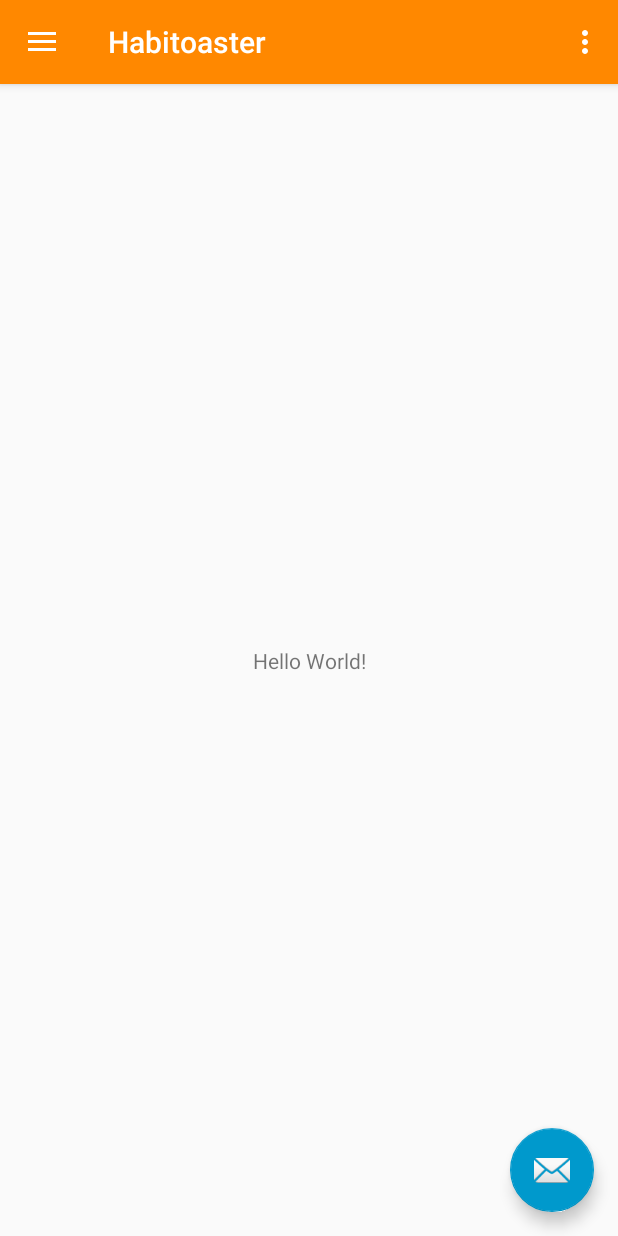
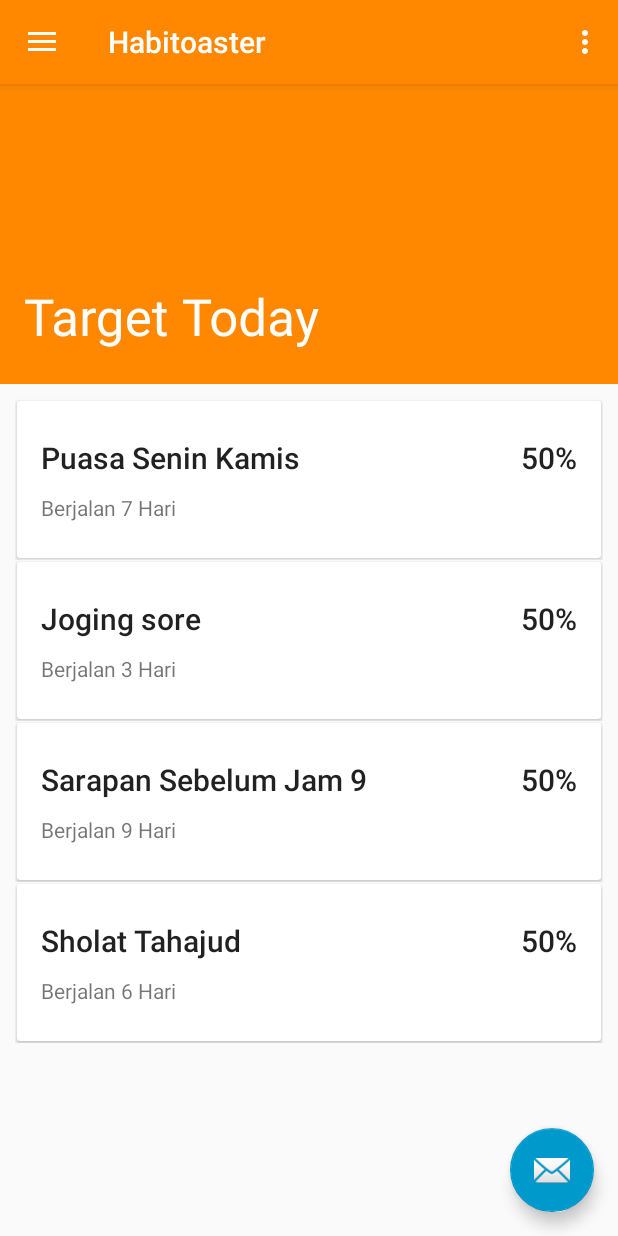
Before and after one commit to arifaizin/Habitoaster, an Android app: the screen it shows after launch once a user with an empty profile is signed in (MainActivity), on a phone screen of 412 x 824 dp. Run offline under Robolectric (Android 15) with nearby library versions, the phone set to English and light mode, and no system bars; our stand-ins replace Firebase (no records; nobody signed in at launch, a user with empty details on screens opened directly).

Commit message:
tambahaan fragment_home, item_home, HomeAdapter, HomeObject, HomeViewHolder, HomeFragment

```diff
--- /dev/null
+++ b/app/src/main/java/org/sandec/habitoaster/HomeAdapter.java
@@ -0,0 +1,42 @@
+package org.sandec.habitoaster;
+
+
+import android.content.Context;
+import android.support.v7.widget.RecyclerView;
+import android.view.LayoutInflater;
+import android.view.View;
+import android.view.ViewGroup;
+
+import java.util.List;
+
+public class HomeAdapter extends RecyclerView.Adapter<HomeViewHolder>{
+
+    private static final String TAG = HomeAdapter.class.getSimpleName();
+
+    private Context context;
+    private List<HomeObject> target;
+
+    public HomeAdapter(Context context, List<HomeObject> target) {
+        this.context = context;
+        this.target = target;
+    }
+
+    @Override
+    public HomeViewHolder onCreateViewHolder(ViewGroup parent, int viewType) {
+        View view = LayoutInflater.from(context).inflate(R.layout.item_home, parent, false);
+        return new HomeViewHolder(view);
+    }
+
+    @Override
+    public void onBindViewHolder(HomeViewHolder holder, int position) {
+        HomeObject daftarObject = target.get(position);
+        holder.NamaHabit.setText(daftarObject.getNamaHabit());
+        holder.RunningHabit.setText(daftarObject.getRunningHabit());
+
+    }
+
+    @Override
+    public int getItemCount() {
+        return target.size();
+    }
+}
--- a/app/src/main/java/org/sandec/habitoaster/HomeFragment.java
+++ b/app/src/main/java/org/sandec/habitoaster/HomeFragment.java
@@ -1,28 +1,49 @@
 package org.sandec.habitoaster;
 
-
 import android.os.Bundle;
+import android.support.design.widget.CollapsingToolbarLayout;
 import android.support.v4.app.Fragment;
+import android.support.v7.widget.GridLayoutManager;
+import android.support.v7.widget.RecyclerView;
 import android.view.LayoutInflater;
 import android.view.View;
 import android.view.ViewGroup;
 
+import java.util.ArrayList;
+import java.util.List;
 
-/**
- * A simple {@link Fragment} subclass.
- */
 public class HomeFragment extends Fragment {
+    public HomeFragment(){
 
-    public HomeFragment() {
-        // Required empty public constructor
     }
 
     @Override
     public View onCreateView(LayoutInflater inflater, ViewGroup container,
                              Bundle savedInstanceState) {
+        View v = inflater.inflate(R.layout.fragment_home, container, false);
+
+        CollapsingToolbarLayout collapsingToolbar =
+                (CollapsingToolbarLayout) v.findViewById(R.id.collapsing_toolbar);
+// Set title of Detail page
+        collapsingToolbar.setTitle(getString(R.string.item_title));
+        RecyclerView targetRecyclerView = (RecyclerView)v.findViewById(R.id.daftar_menu);
+        GridLayoutManager gridLayout = new GridLayoutManager(getActivity(), 1);
+        targetRecyclerView.setLayoutManager(gridLayout);
+        targetRecyclerView.setHasFixedSize(true);
+
+        HomeAdapter mAdapter = new HomeAdapter(getActivity(), getTestData());
+        targetRecyclerView.setAdapter(mAdapter);
         // Inflate the layout for this fragment
-        return inflater.inflate(R.layout.fragment_home, container, false);
+
+        return v;
+    }
+    public List<HomeObject> getTestData() {
+        List<HomeObject> infomenu = new ArrayList<HomeObject>();
+        infomenu.add(new HomeObject("Puasa Senin Kamis", "Berjalan 7 Hari", "50%"));
+        infomenu.add(new HomeObject("Joging sore", "Berjalan 3 Hari", "20%"));
+        infomenu.add(new HomeObject("Sarapan Sebelum Jam 9", "Berjalan 9 Hari", "45%"));
+        infomenu.add(new HomeObject("Sholat Tahajud", "Berjalan 6 Hari", "30"));
+        return infomenu;
     }
 
-
 }
--- /dev/null
+++ b/app/src/main/java/org/sandec/habitoaster/HomeObject.java
@@ -0,0 +1,29 @@
+package org.sandec.habitoaster;
+
+/**
+ * Created by Febriyan A. Fatma on 10/17/2017.
+ */
+
+public class HomeObject {
+    private String namaHabit;
+    private String runningHabit;
+    private String persentaseHabit;
+
+    public HomeObject(String namaHabit, String runningHabit, String persentaseHabit) {
+        this.namaHabit = namaHabit;
+        this.runningHabit = runningHabit;
+        this.persentaseHabit = persentaseHabit;
+    }
+
+    public String getNamaHabit() {
+        return namaHabit;
+    }
+
+    public String  getRunningHabit() {
+        return runningHabit;
+    }
+
+    public String getPersentaseHabit() {
+        return persentaseHabit;
+    }
+}
--- /dev/null
+++ b/app/src/main/java/org/sandec/habitoaster/HomeViewHolder.java
@@ -0,0 +1,22 @@
+package org.sandec.habitoaster;
+
+
+import android.support.v7.widget.RecyclerView;
+import android.view.View;
+import android.widget.TextView;
+
+
+public class HomeViewHolder extends RecyclerView.ViewHolder{
+
+    public TextView NamaHabit;
+    public TextView RunningHabit;
+    public TextView PersentaseHabit;
+
+    public HomeViewHolder(View itemView) {
+        super(itemView);
+
+        NamaHabit = (TextView)itemView.findViewById(R.id.habit1);
+        RunningHabit = (TextView)itemView.findViewById(R.id.running1);
+        PersentaseHabit = (TextView) itemView.findViewById(R.id.persentase1);
+    }
+}
--- a/app/src/main/res/layout/fragment_home.xml
+++ b/app/src/main/res/layout/fragment_home.xml
@@ -1,8 +1,63 @@
-<FrameLayout xmlns:android="http://schemas.android.com/apk/res/android"
+<android.support.design.widget.CoordinatorLayout xmlns:android="http://schemas.android.com/apk/res/android"
+    xmlns:app="http://schemas.android.com/apk/res-auto"
     xmlns:tools="http://schemas.android.com/tools"
+    android:id="@+id/detail_content"
     android:layout_width="match_parent"
     android:layout_height="match_parent"
-    tools:context="org.sandec.habitoaster.MainActivity">
+    android:fitsSystemWindows="true">
+    <android.support.design.widget.AppBarLayout
+        android:id="@+id/appbar"
+        android:layout_width="match_parent"
+        android:layout_height="@dimen/app_bar_height"
+        android:fitsSystemWindows="true"
+        android:theme="@style/ThemeOverlay.AppCompat.Dark.ActionBar"
+        tools:layout_editor_absoluteY="0dp"
+        tools:layout_editor_absoluteX="8dp"
+        tools:context="org.sandec.habitoaster.HomeFragment">
+
+        <android.support.design.widget.CollapsingToolbarLayout
+            android:id="@+id/collapsing_toolbar"
+            android:layout_width="match_parent"
+            android:layout_height="match_parent"
+            android:fitsSystemWindows="true"
+            android:theme="@style/ThemeOverlay.AppCompat.Dark"
+            app:contentScrim="?attr/colorPrimary"
+            app:expandedTitleMarginEnd="@dimen/article_keylines"
+            app:expandedTitleMarginStart="@dimen/md_keylines"
+            app:layout_scrollFlags="scroll|exitUntilCollapsed">
+
+            <ImageView
+                android:id="@+id/image"
+                android:layout_width="match_parent"
+                android:layout_height="match_parent"
+                android:background="@color/colorPrimary"
+                android:fitsSystemWindows="true"
+                android:scaleType="centerCrop"
+                app:layout_collapseMode="parallax" />
+
+            <android.support.v7.widget.Toolbar
+                android:id="@+id/toolbar"
+                android:layout_width="match_parent"
+                android:layout_height="?attr/actionBarSize"
+                app:layout_collapseMode="pin"
+                app:popupTheme="@style/ThemeOverlay.AppCompat.Light" />
+
+        </android.support.design.widget.CollapsingToolbarLayout>
+    </android.support.design.widget.AppBarLayout>
+    <android.support.v4.widget.NestedScrollView
+        android:layout_width="match_parent"
+        android:layout_height="wrap_content"
+        app:layout_behavior="@string/appbar_scrolling_view_behavior">
 
 
-</FrameLayout>
+                <android.support.v7.widget.RecyclerView
+                    android:id="@+id/daftar_menu"
+                    android:layout_width="match_parent"
+                    android:layout_height="wrap_content"
+                    android:orientation="vertical"
+                    android:padding="10dp"
+                    android:scrollbars="none" />
+
+    </android.support.v4.widget.NestedScrollView>
+
+</android.support.design.widget.CoordinatorLayout>
--- /dev/null
+++ b/app/src/main/res/layout/item_home.xml
@@ -0,0 +1,44 @@
+<?xml version="1.0" encoding="utf-8"?>
+<LinearLayout xmlns:android="http://schemas.android.com/apk/res/android"
+    xmlns:tools="http://schemas.android.com/tools"
+    android:orientation="vertical"
+    android:layout_width="match_parent"
+    android:layout_height="wrap_content"
+    tools:context="org.sandec.habitoaster.HomeFragment">
+
+    <android.support.v7.widget.CardView
+        android:layout_width="match_parent"
+        android:layout_height="wrap_content"
+        android:layout_margin="1dp">
+
+    <RelativeLayout
+        style="@style/Widget.CardContent"
+        android:layout_width="match_parent"
+        android:layout_height="wrap_content">
+
+
+        <TextView
+            android:layout_width="wrap_content"
+            android:layout_height="wrap_content"
+            android:text="Puasa Senin Kamis"
+            android:id="@+id/habit1"
+            android:layout_marginBottom="10dp"
+            android:textAppearance="@style/TextAppearance.AppCompat.Title" />
+        <TextView
+            android:text="Berjalan 7 hari"
+            android:layout_below="@+id/habit1"
+            android:layout_width="wrap_content"
+            android:layout_height="wrap_content"
+            android:id="@+id/running1" />
+        <TextView
+            android:layout_width="wrap_content"
+            android:layout_height="wrap_content"
+            android:text="50%"
+            android:layout_alignParentRight="true"
+            android:id="@+id/persentase1"
+            android:layout_marginBottom="10dp"
+            android:textAppearance="@style/TextAppearance.AppCompat.Title" />
+
+    </RelativeLayout>
+    </android.support.v7.widget.CardView>
+</LinearLayout>
--- a/app/src/main/res/values/dimens.xml
+++ b/app/src/main/res/values/dimens.xml
@@ -9,4 +9,7 @@
     <dimen name="text_size">30dp</dimen>
     <dimen name="selected_text_size">35dp</dimen>
     <dimen name="material_margin">16dp</dimen>
+    <dimen name="app_bar_height">200dp</dimen>
+    <dimen name="md_keylines">16dp</dimen>
+    <dimen name="article_keylines">72dp</dimen>
 </resources>
--- a/app/src/main/res/values/strings.xml
+++ b/app/src/main/res/values/strings.xml
@@ -21,4 +21,5 @@
     <string name="habit_hint">e.g: Get up at 5.00 am</string>
     <string name="notifications">Notifications</string>
     <string name="default_notification_time">06.00</string>
+    <string name="item_title">Target Today</string>
 </resources>
--- a/app/src/main/res/values/styles.xml
+++ b/app/src/main/res/values/styles.xml
@@ -7,6 +7,15 @@
         <item name="colorPrimaryDark">@color/colorPrimaryDark</item>
         <item name="colorAccent">@color/colorAccent</item>
     </style>
+
+    <style name="Widget.CardContent" parent="android:Widget">
+        <item name="android:paddingLeft">16dp</item>
+        <item name="android:paddingRight">16dp</item>
+        <item name="android:paddingTop">24dp</item>
+        <item name="android:paddingBottom">24dp</item>
+        <item name="android:orientation">vertical</item>
+    </style>
+
 
     <style name="AppTheme.NoActionBar">
         <item name="windowActionBar">false</item>
```
